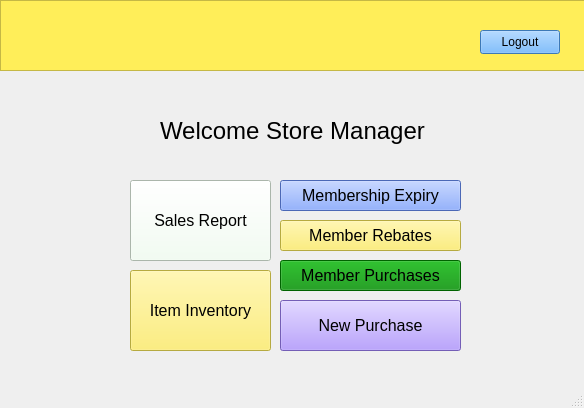
P4TOO/BulkClub-System, file storemanager.ui: the form before one commit.
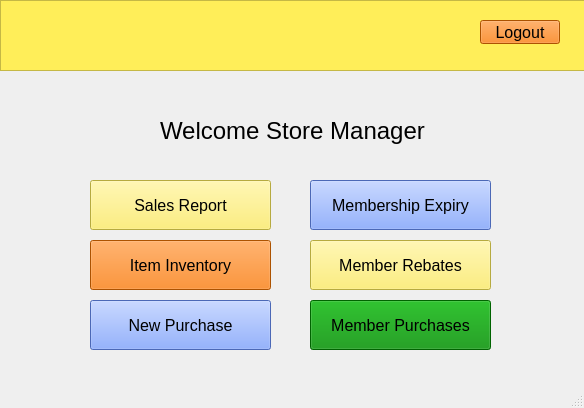
The form after the commit. Icons and pictures are not drawn.

```diff
--- a/storemanager.ui
+++ b/storemanager.ui
@@ -20,10 +20,10 @@
    <widget class="QPushButton" name="member_rebates">
     <property name="geometry">
      <rect>
-      <x>280</x>
-      <y>220</y>
+      <x>310</x>
+      <y>240</y>
       <width>181</width>
-      <height>31</height>
+      <height>50</height>
      </rect>
     </property>
     <property name="font">
@@ -41,10 +41,10 @@
    <widget class="QPushButton" name="member_purchases">
     <property name="geometry">
      <rect>
-      <x>280</x>
-      <y>260</y>
+      <x>310</x>
+      <y>300</y>
       <width>181</width>
-      <height>31</height>
+      <height>50</height>
      </rect>
     </property>
     <property name="font">
@@ -62,10 +62,10 @@
    <widget class="QPushButton" name="membership_expiry_search">
     <property name="geometry">
      <rect>
-      <x>280</x>
+      <x>310</x>
       <y>180</y>
       <width>181</width>
-      <height>31</height>
+      <height>50</height>
      </rect>
     </property>
     <property name="font">
@@ -83,10 +83,10 @@
    <widget class="QPushButton" name="item_inventory">
     <property name="geometry">
      <rect>
-      <x>130</x>
-      <y>270</y>
-      <width>141</width>
-      <height>81</height>
+      <x>90</x>
+      <y>240</y>
+      <width>181</width>
+      <height>50</height>
      </rect>
     </property>
     <property name="font">
@@ -95,7 +95,7 @@
      </font>
     </property>
     <property name="styleSheet">
-     <string notr="true">background-color:rgb(255, 238, 89)</string>
+     <string notr="true">background-color: rgb(241, 115, 0)</string>
     </property>
     <property name="text">
      <string>Item Inventory</string>
@@ -104,10 +104,10 @@
    <widget class="QPushButton" name="sales_report">
     <property name="geometry">
      <rect>
-      <x>130</x>
+      <x>90</x>
       <y>180</y>
-      <width>141</width>
-      <height>81</height>
+      <width>181</width>
+      <height>50</height>
      </rect>
     </property>
     <property name="font">
@@ -119,8 +119,7 @@
      <bool>false</bool>
     </property>
     <property name="styleSheet">
-     <string notr="true">background-color: rgb(240, 255, 240)
-</string>
+     <string notr="true">background-color:rgb(255, 238, 89)</string>
     </property>
     <property name="text">
      <string>Sales Report</string>
@@ -205,10 +204,10 @@
    <widget class="QPushButton" name="new_purchase">
     <property name="geometry">
      <rect>
-      <x>280</x>
+      <x>90</x>
       <y>300</y>
       <width>181</width>
-      <height>51</height>
+      <height>50</height>
      </rect>
     </property>
     <property name="font">
@@ -217,7 +216,7 @@
      </font>
     </property>
     <property name="styleSheet">
-     <string notr="true">background-color:rgb(162, 131, 255)</string>
+     <string notr="true">background-color: rgb(105, 146, 255)</string>
     </property>
     <property name="text">
      <string notr="true">New Purchase</string>
@@ -227,13 +226,18 @@
     <property name="geometry">
      <rect>
       <x>480</x>
-      <y>30</y>
+      <y>20</y>
       <width>80</width>
       <height>24</height>
      </rect>
     </property>
+    <property name="font">
+     <font>
+      <pointsize>12</pointsize>
+     </font>
+    </property>
     <property name="styleSheet">
-     <string notr="true">background-color:rgb(85, 170, 255)</string>
+     <string notr="true">background-color: rgb(241, 115, 0)</string>
     </property>
     <property name="text">
      <string>Logout</string>
```
